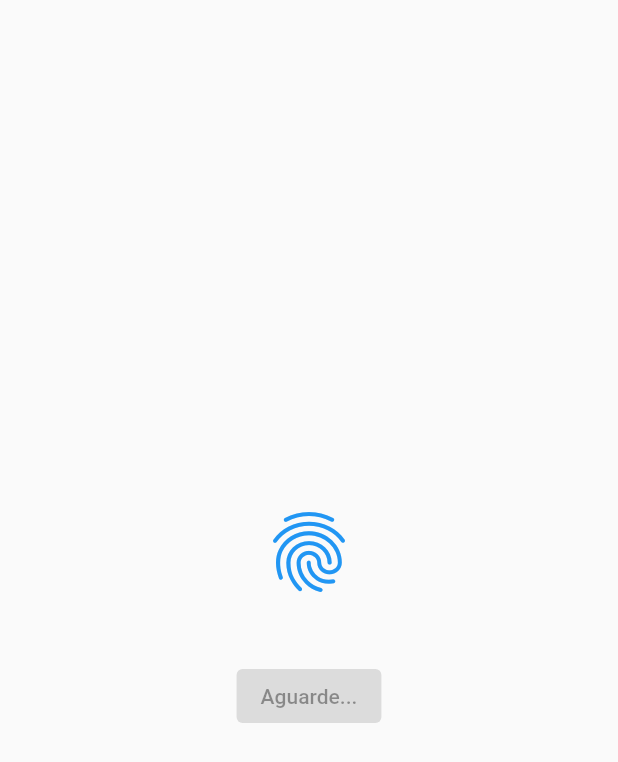
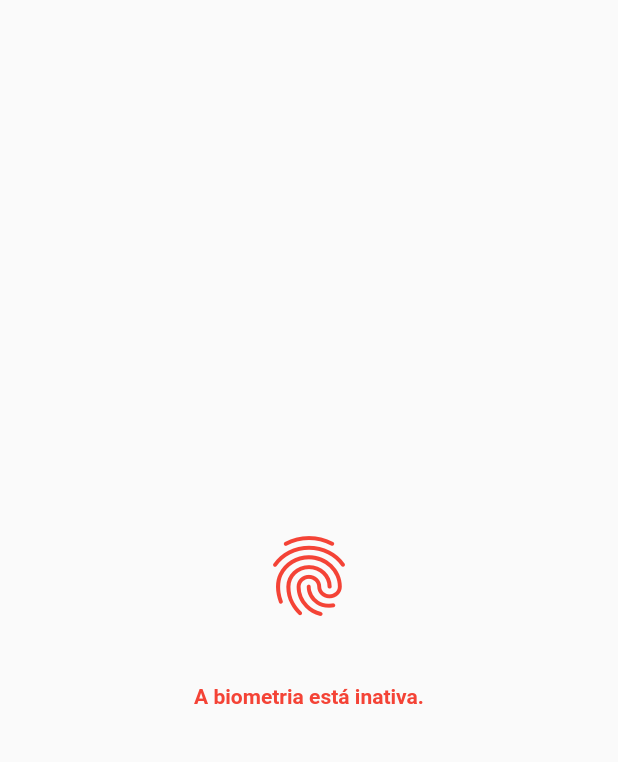
Before and after one commit to euivanw/flutter_biometrics, a Flutter app: the screen it shows after launch, on a phone screen of 412 x 824 dp. Shown: the top 762 px of the screen. Run offline on Flutter 3.47's test engine with Material 2 defaults, Android fonts, the light colour scheme and no system bars; our stand-ins replace local_auth.

Commit message:
Fixing inactived biometric status

```diff
--- a/lib/app/auth_view.dart
+++ b/lib/app/views/auth_view.dart
@@ -16,6 +16,7 @@ class AuthView extends StatefulWidget {
 class _AuthViewState extends State<AuthView> {
   final LocalAuthentication _auth = LocalAuthentication();
   bool _isBusy = true;
+  bool _isActive = false;
   String _buttonLabel = 'Aguarde...';
   String _biometricType;
 
@@ -37,7 +38,7 @@ class _AuthViewState extends State<AuthView> {
             children: [
               _icon(),
               _space(),
-              _button(),
+              _isActive ? _activeButton() : _inactive(),
             ],
           ),
         ),
@@ -48,12 +49,22 @@ class _AuthViewState extends State<AuthView> {
   Widget _icon() {
     return Icon(
       Icons.fingerprint,
-      color: Colors.blue,
+      color: _isActive ? Colors.blue : Colors.red,
       size: 64.0,
     );
   }
 
-  Widget _button() {
+  Widget _inactive() {
+    return Text(
+      'A biometria está inativa.',
+      style: TextStyle(
+        color: Colors.red,
+        fontWeight: FontWeight.bold,
+      ),
+    );
+  }
+
+  Widget _activeButton() {
     return ElevatedButton(
       child: Text(_buttonLabel),
       onPressed: _isBusy
@@ -114,6 +125,7 @@ class _AuthViewState extends State<AuthView> {
       _biometricType = biometricType;
       _buttonLabel = 'Autenticar usando $_biometricType';
       _isBusy = false;
+      _isActive = true;
     });
   }
 
--- a/lib/main.dart
+++ b/lib/main.dart
@@ -1,5 +1,5 @@
 import 'package:flutter/material.dart';
 
-import 'app/app_view.dart';
+import 'app/views/app_view.dart';
 
 void main() => runApp(AppView());
```
Also changed, not shown: assets/img/ios_face_id.jpeg (added), lib/app/views/app_view.dart (renamed from lib/app/app_view.dart), lib/app/views/error_view.dart (renamed from lib/app/error_view.dart), lib/app/views/home_view.dart (renamed from lib/app/home_view.dart).
